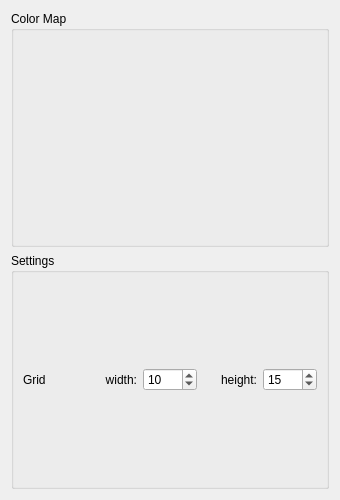
Qt form smoke/view/glyphstab.ui (bvanloon/Scientific-Visualization) before a commit.
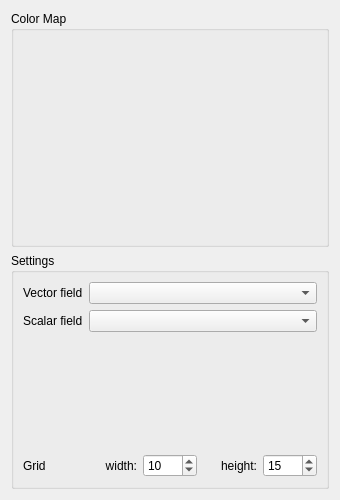
The same form after that commit. Custom widgets are drawn as their Qt base class.

Commit message: Set up UI for selection of scalar and vector field.

What changed in the file:
```diff
--- a/smoke/view/glyphstab.ui
+++ b/smoke/view/glyphstab.ui
@@ -38,6 +38,30 @@
       <string>Settings</string>
      </property>
      <layout class="QVBoxLayout" name="verticalLayout_3">
+      <item>
+       <layout class="QFormLayout" name="formLayout">
+        <item row="0" column="0">
+         <widget class="QLabel" name="vectorFieldLabel">
+          <property name="text">
+           <string>Vector field</string>
+          </property>
+         </widget>
+        </item>
+        <item row="1" column="0">
+         <widget class="QLabel" name="scalarFieldLabel">
+          <property name="text">
+           <string>Scalar field</string>
+          </property>
+         </widget>
+        </item>
+        <item row="0" column="1">
+         <widget class="QComboBox" name="vectorFieldComboBox"/>
+        </item>
+        <item row="1" column="1">
+         <widget class="QComboBox" name="scalarFieldComboBox"/>
+        </item>
+       </layout>
+      </item>
       <item>
        <layout class="QHBoxLayout" name="horizontalLayout">
         <item>
```
The commit also changes 1 other file.
